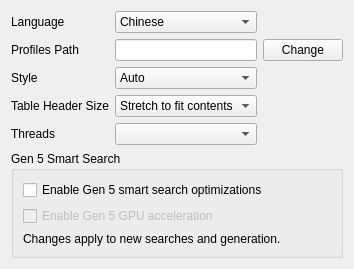
This is Form/Util/Settings.ui in REddff2/PokeFinderPlus as Qt 5 draws it before an edit. The edited form follows.
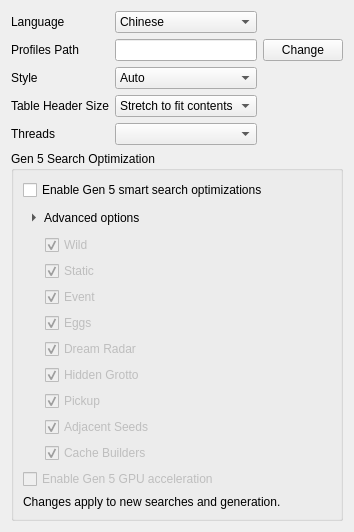
This is the edited form.

Commit message: Expand Gen 5 search optimization coverage

What changed in the file:
```diff
--- a/Form/Util/Settings.ui
+++ b/Form/Util/Settings.ui
@@ -145,12 +145,66 @@
    </item>
    <item row="5" column="0" colspan="3">
     <widget class="QGroupBox" name="groupBoxSearchOptimization">
-     <property name="title"><string>Gen 5 Smart Search</string></property>
+     <property name="title"><string>Gen 5 Search Optimization</string></property>
      <layout class="QVBoxLayout" name="verticalLayoutSearchOptimization">
       <item><widget class="QCheckBox" name="checkBoxSearchPruning">
        <property name="text"><string>Enable Gen 5 smart search optimizations</string></property>
        <property name="toolTip"><string>Uses verified Gen 5 search optimizations where supported. Unsupported searches use normal PokeFinder behavior.</string></property>
       </widget></item>
+      <item alignment="Qt::AlignLeft"><widget class="QToolButton" name="toolButtonSearchAdvanced">
+       <property name="text"><string>Advanced options</string></property>
+       <property name="checkable"><bool>true</bool></property>
+       <property name="checked"><bool>false</bool></property>
+       <property name="toolButtonStyle"><enum>Qt::ToolButtonTextBesideIcon</enum></property>
+       <property name="arrowType"><enum>Qt::RightArrow</enum></property>
+       <property name="autoRaise"><bool>true</bool></property>
+       <property name="focusPolicy"><enum>Qt::StrongFocus</enum></property>
+      </widget></item>
+      <item><widget class="QWidget" name="widgetSearchFamilies">
+       <property name="enabled"><bool>false</bool></property>
+       <layout class="QVBoxLayout" name="verticalLayoutSearchFamilies">
+        <property name="leftMargin"><number>22</number></property>
+        <property name="topMargin"><number>0</number></property>
+        <property name="rightMargin"><number>0</number></property>
+        <property name="bottomMargin"><number>0</number></property>
+        <item><widget class="QCheckBox" name="checkBoxSearchWild">
+         <property name="text"><string>Wild</string></property>
+         <property name="checked"><bool>true</bool></property>
+        </widget></item>
+        <item><widget class="QCheckBox" name="checkBoxSearchStatic">
+         <property name="text"><string>Static</string></property>
+         <property name="checked"><bool>true</bool></property>
+        </widget></item>
+        <item><widget class="QCheckBox" name="checkBoxSearchEvent">
+         <property name="text"><string>Event</string></property>
+         <property name="checked"><bool>true</bool></property>
+        </widget></item>
+        <item><widget class="QCheckBox" name="checkBoxSearchEggs">
+         <property name="text"><string>Eggs</string></property>
+         <property name="checked"><bool>true</bool></property>
+        </widget></item>
+        <item><widget class="QCheckBox" name="checkBoxSearchDreamRadar">
+         <property name="text"><string>Dream Radar</string></property>
+         <property name="checked"><bool>true</bool></property>
+        </widget></item>
+        <item><widget class="QCheckBox" name="checkBoxSearchHiddenGrotto">
+         <property name="text"><string>Hidden Grotto</string></property>
+         <property name="checked"><bool>true</bool></property>
+        </widget></item>
+        <item><widget class="QCheckBox" name="checkBoxSearchPickup">
+         <property name="text"><string>Pickup</string></property>
+         <property name="checked"><bool>true</bool></property>
+        </widget></item>
+        <item><widget class="QCheckBox" name="checkBoxSearchAdjacentSeeds">
+         <property name="text"><string>Adjacent Seeds</string></property>
+         <property name="checked"><bool>true</bool></property>
+        </widget></item>
+        <item><widget class="QCheckBox" name="checkBoxSearchCacheBuilders">
+         <property name="text"><string>Cache Builders</string></property>
+         <property name="checked"><bool>true</bool></property>
+        </widget></item>
+       </layout>
+      </widget></item>
       <item><widget class="QCheckBox" name="checkBoxSearchGpu">
        <property name="text"><string>Enable Gen 5 GPU acceleration</string></property>
        <property name="toolTip"><string>Uses a compatible GPU for supported Gen 5 smart-search workloads. Automatically falls back to the optimized CPU path.</string></property>
```
The commit also changes 80 other files.
